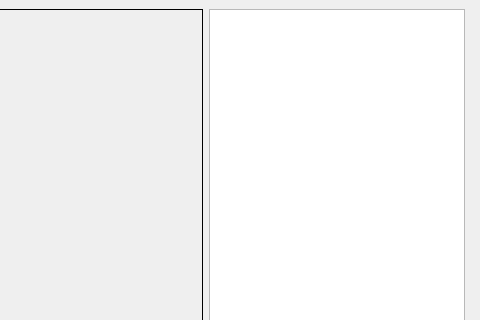
First picture: the form in mainwindow.ui, repository kristiankoskimaki/cropbuster, before the edit; both pictures show x 320 to 800 and y 0 to 320 of the 800 by 600 pixel window.
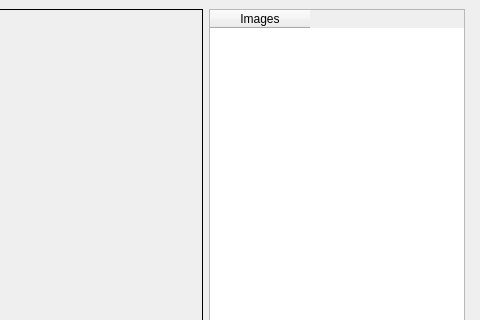
Second picture: the form after the edit.

Commit message: Use UI creator to style widgets

What changed in the file:
```diff
--- a/mainwindow.ui
+++ b/mainwindow.ui
@@ -47,6 +47,14 @@
           <verstretch>0</verstretch>
          </sizepolicy>
         </property>
+        <property name="columnCount">
+         <number>1</number>
+        </property>
+        <column>
+         <property name="text">
+          <string>Images</string>
+         </property>
+        </column>
        </widget>
       </item>
      </layout>
```
The commit also changes 1 other file.
